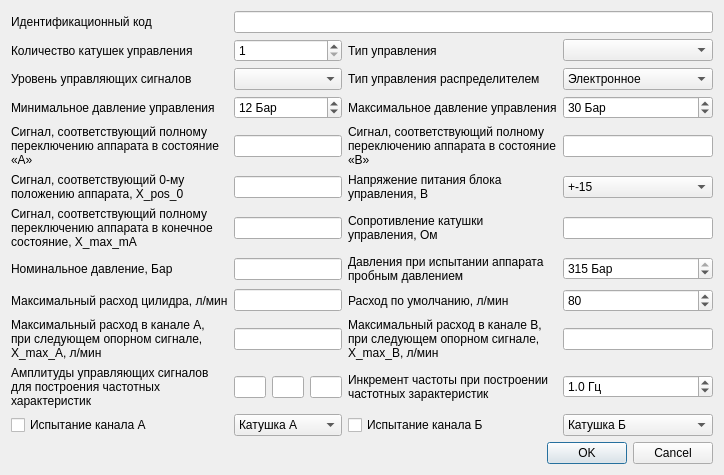
First picture: the form in servo_title_info.ui, repository firef0xff/SSHGS01, before the edit.
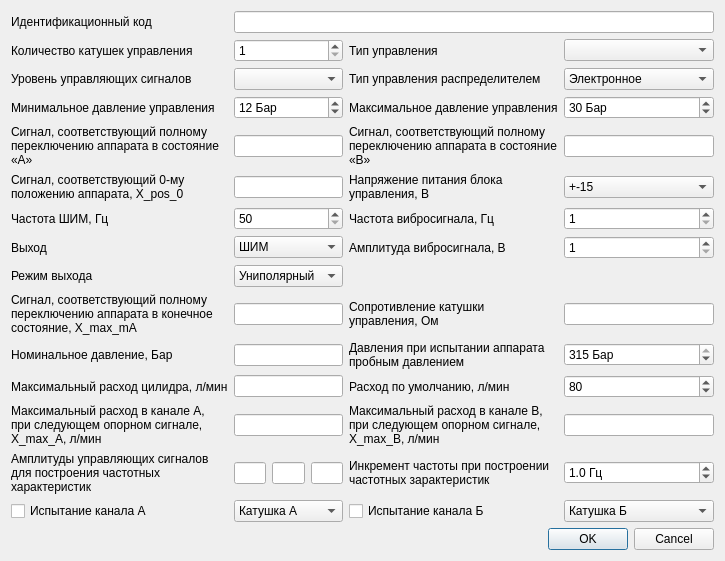
Second picture: the form after the edit.

What changed in the file:
```diff
--- a/servo_title_info.ui
+++ b/servo_title_info.ui
@@ -7,7 +7,7 @@
     <x>0</x>
     <y>0</y>
     <width>657</width>
-    <height>443</height>
+    <height>521</height>
    </rect>
   </property>
   <property name="windowTitle">
@@ -19,64 +19,77 @@
    </property>
    <item>
     <layout class="QGridLayout" name="gridLayout">
-     <item row="11" column="0">
-      <widget class="QCheckBox" name="TestChA">
-       <property name="text">
-        <string>Испытание канала А</string>
-       </property>
-      </widget>
-     </item>
-     <item row="10" column="3">
-      <widget class="QDoubleSpinBox" name="FrequencyInc">
+     <item row="0" column="1" colspan="3">
+      <widget class="QLineEdit" name="SerNo">
        <property name="sizePolicy">
         <sizepolicy hsizetype="Preferred" vsizetype="Fixed">
          <horstretch>0</horstretch>
          <verstretch>0</verstretch>
         </sizepolicy>
        </property>
+       <property name="clearButtonEnabled">
+        <bool>true</bool>
+       </property>
+      </widget>
+     </item>
+     <item row="1" column="2">
+      <widget class="QLabel" name="l_control_type">
+       <property name="text">
+        <string>Тип управления</string>
+       </property>
+      </widget>
+     </item>
+     <item row="1" column="3">
+      <widget class="QComboBox" name="ControlType">
        <property name="maximumSize">
         <size>
          <width>150</width>
          <height>16777215</height>
         </size>
        </property>
-       <property name="toolTip">
-        <string>0,1...20 ГЦ</string>
+       <property name="editable">
+        <bool>false</bool>
        </property>
-       <property name="toolTipDuration">
-        <number>1000</number>
+       <property name="currentIndex">
+        <number>-1</number>
        </property>
-       <property name="prefix">
-        <string/>
-       </property>
-       <property name="suffix">
-        <string> Гц</string>
-       </property>
-       <property name="decimals">
-        <number>1</number>
-       </property>
+       <item>
+        <property name="text">
+         <string>Блок управления</string>
+        </property>
+       </item>
+       <item>
+        <property name="text">
+         <string>Катушками управления</string>
+        </property>
+       </item>
+      </widget>
+     </item>
+     <item row="1" column="1">
+      <widget class="QSpinBox" name="ReelCount">
        <property name="minimum">
-        <double>0.100000000000000</double>
+        <number>1</number>
        </property>
        <property name="maximum">
-        <double>20.000000000000000</double>
+        <number>2</number>
        </property>
-       <property name="singleStep">
-        <double>0.100000000000000</double>
+      </widget>
+     </item>
+     <item row="7" column="0">
+      <widget class="QLabel" name="label_3">
+       <property name="text">
+        <string>Выход</string>
        </property>
-       <property name="value">
-        <double>1.000000000000000</double>
-       </property>
       </widget>
      </item>
-     <item row="11" column="2">
+     <item row="14" column="2">
       <widget class="QCheckBox" name="TestChB">
        <property name="text">
         <string>Испытание канала Б</string>
        </property>
       </widget>
      </item>
-     <item row="11" column="1">
+     <item row="14" column="1">
       <widget class="QComboBox" name="ControlReelChA">
        <item>
         <property name="text">
@@ -90,7 +103,7 @@
        </item>
       </widget>
      </item>
-     <item row="11" column="3">
+     <item row="14" column="3">
       <widget class="QComboBox" name="ControlReelChB">
        <property name="maximumSize">
         <size>
@@ -113,7 +126,7 @@
        </item>
       </widget>
      </item>
-     <item row="6" column="0">
+     <item row="9" column="0">
       <widget class="QLabel" name="l_end_signal">
        <property name="text">
         <string>Сигнал, соответствующий полному
@@ -122,7 +135,7 @@
        </property>
       </widget>
      </item>
-     <item row="10" column="0">
+     <item row="13" column="0">
       <widget class="QLabel" name="l_control_signal_ampl">
        <property name="text">
         <string>Амплитуды управляющих сигналов
@@ -156,7 +169,36 @@
        </property>
       </widget>
      </item>
-     <item row="9" column="0">
+     <item row="14" column="0">
+      <widget class="QCheckBox" name="TestChA">
+       <property name="text">
+        <string>Испытание канала А</string>
+       </property>
+      </widget>
+     </item>
+     <item row="11" column="1">
+      <widget class="QLineEdit" name="MaxExpenditure">
+       <property name="sizePolicy">
+        <sizepolicy hsizetype="Preferred" vsizetype="Fixed">
+         <horstretch>0</horstretch>
+         <verstretch>0</verstretch>
+        </sizepolicy>
+       </property>
+       <property name="toolTip">
+        <string>1...660 л/мин</string>
+       </property>
+       <property name="toolTipDuration">
+        <number>1000</number>
+       </property>
+       <property name="clearButtonEnabled">
+        <bool>true</bool>
+       </property>
+      </widget>
+     </item>
+     <item row="9" column="1">
+      <widget class="QLineEdit" name="EndSgnal"/>
+     </item>
+     <item row="12" column="0">
       <widget class="QLabel" name="l_max_expenditure_a">
        <property name="text">
         <string>Максимальный расход в канале А,
@@ -165,343 +207,116 @@
        </property>
       </widget>
      </item>
-     <item row="8" column="1">
-      <widget class="QLineEdit" name="MaxExpenditure">
+     <item row="13" column="3">
+      <widget class="QDoubleSpinBox" name="FrequencyInc">
        <property name="sizePolicy">
         <sizepolicy hsizetype="Preferred" vsizetype="Fixed">
          <horstretch>0</horstretch>
          <verstretch>0</verstretch>
         </sizepolicy>
        </property>
-       <property name="toolTip">
-        <string>1...660 л/мин</string>
-       </property>
-       <property name="toolTipDuration">
-        <number>1000</number>
-       </property>
-       <property name="clearButtonEnabled">
-        <bool>true</bool>
-       </property>
-      </widget>
-     </item>
-     <item row="6" column="1">
-      <widget class="QLineEdit" name="EndSgnal"/>
-     </item>
-     <item row="10" column="1">
-      <layout class="QGridLayout" name="gridLayout_2">
-       <property name="sizeConstraint">
-        <enum>QLayout::SetFixedSize</enum>
-       </property>
-       <item row="0" column="0">
-        <widget class="QLineEdit" name="ControlSignalAmpl0">
-         <property name="sizePolicy">
-          <sizepolicy hsizetype="Ignored" vsizetype="Fixed">
-           <horstretch>0</horstretch>
-           <verstretch>0</verstretch>
-          </sizepolicy>
-         </property>
-        </widget>
-       </item>
-       <item row="0" column="1">
-        <widget class="QLineEdit" name="ControlSignalAmpl1">
-         <property name="sizePolicy">
-          <sizepolicy hsizetype="Ignored" vsizetype="Fixed">
-           <horstretch>0</horstretch>
-           <verstretch>0</verstretch>
-          </sizepolicy>
-         </property>
-        </widget>
-       </item>
-       <item row="0" column="2">
-        <widget class="QLineEdit" name="ControlSignalAmpl2">
-         <property name="sizePolicy">
-          <sizepolicy hsizetype="Ignored" vsizetype="Fixed">
-           <horstretch>0</horstretch>
-           <verstretch>0</verstretch>
-          </sizepolicy>
-         </property>
-        </widget>
-       </item>
-      </layout>
-     </item>
-     <item row="2" column="3">
-      <widget class="QComboBox" name="RaspredControl">
        <property name="maximumSize">
         <size>
          <width>150</width>
          <height>16777215</height>
         </size>
        </property>
-       <property name="currentIndex">
-        <number>0</number>
-       </property>
-       <item>
-        <property name="text">
-         <string>Электронное</string>
-        </property>
-       </item>
-       <item>
-        <property name="text">
-         <string>Электрогидравлическое</string>
-        </property>
-       </item>
-      </widget>
-     </item>
-     <item row="4" column="2">
-      <widget class="QLabel" name="l_signal_state_b">
-       <property name="text">
-        <string>Сигнал, соответствующий полному
-переключению аппарата в состояние
-«В»</string>
-       </property>
-      </widget>
-     </item>
-     <item row="9" column="3">
-      <widget class="QLineEdit" name="MaxExpenditureB">
-       <property name="sizePolicy">
-        <sizepolicy hsizetype="Preferred" vsizetype="Fixed">
-         <horstretch>0</horstretch>
-         <verstretch>0</verstretch>
-        </sizepolicy>
-       </property>
-       <property name="maximumSize">
-        <size>
-         <width>150</width>
-         <height>16777215</height>
-        </size>
-       </property>
        <property name="toolTip">
-        <string>1...660 л/мин</string>
+        <string>0,1...20 ГЦ</string>
        </property>
        <property name="toolTipDuration">
         <number>1000</number>
        </property>
-       <property name="clearButtonEnabled">
-        <bool>true</bool>
-       </property>
-      </widget>
-     </item>
-     <item row="6" column="3">
-      <widget class="QLineEdit" name="ControlReelResist">
-       <property name="maximumSize">
-        <size>
-         <width>150</width>
-         <height>16777215</height>
-        </size>
-       </property>
-      </widget>
-     </item>
-     <item row="4" column="1">
-      <widget class="QLineEdit" name="SignalStateA">
-       <property name="sizePolicy">
-        <sizepolicy hsizetype="Preferred" vsizetype="Fixed">
-         <horstretch>0</horstretch>
-         <verstretch>0</verstretch>
-        </sizepolicy>
-       </property>
-       <property name="toolTipDuration">
-        <number>1000</number>
-       </property>
-       <property name="text">
+       <property name="prefix">
         <string/>
        </property>
-       <property name="clearButtonEnabled">
-        <bool>true</bool>
+       <property name="suffix">
+        <string> Гц</string>
        </property>
-      </widget>
-     </item>
-     <item row="4" column="0">
-      <widget class="QLabel" name="l_signal_state_a">
-       <property name="text">
-        <string>Сигнал, соответствующий полному
-переключению аппарата в состояние
-«А»</string>
-       </property>
-      </widget>
-     </item>
-     <item row="5" column="2">
-      <widget class="QLabel" name="l_voltage">
-       <property name="text">
-        <string>Напряжение питания блока
-управления, В</string>
-       </property>
-      </widget>
-     </item>
-     <item row="10" column="2">
-      <widget class="QLabel" name="l_frequency_inc">
-       <property name="text">
-        <string>Инкремент частоты при построении
-частотных зарактеристик</string>
-       </property>
-      </widget>
-     </item>
-     <item row="0" column="1" colspan="3">
-      <widget class="QLineEdit" name="SerNo">
-       <property name="sizePolicy">
-        <sizepolicy hsizetype="Preferred" vsizetype="Fixed">
-         <horstretch>0</horstretch>
-         <verstretch>0</verstretch>
-        </sizepolicy>
-       </property>
-       <property name="clearButtonEnabled">
-        <bool>true</bool>
-       </property>
-      </widget>
-     </item>
-     <item row="1" column="2">
-      <widget class="QLabel" name="l_control_type">
-       <property name="text">
-        <string>Тип управления</string>
-       </property>
-      </widget>
-     </item>
-     <item row="1" column="3">
-      <widget class="QComboBox" name="ControlType">
-       <property name="maximumSize">
-        <size>
-         <width>150</width>
-         <height>16777215</height>
-        </size>
-       </property>
-       <property name="editable">
-        <bool>false</bool>
-       </property>
-       <property name="currentIndex">
-        <number>-1</number>
-       </property>
-       <item>
-        <property name="text">
-         <string>Блок управления</string>
-        </property>
-       </item>
-       <item>
-        <property name="text">
-         <string>Катушками управления</string>
-        </property>
-       </item>
-      </widget>
-     </item>
-     <item row="1" column="1">
-      <widget class="QSpinBox" name="ReelCount">
-       <property name="minimum">
+       <property name="decimals">
         <number>1</number>
        </property>
+       <property name="minimum">
+        <double>0.100000000000000</double>
+       </property>
        <property name="maximum">
-        <number>2</number>
+        <double>20.000000000000000</double>
        </property>
-      </widget>
-     </item>
-     <item row="2" column="2">
-      <widget class="QLabel" name="l_raspred_control">
-       <property name="text">
-        <string>Тип управления распределителем</string>
+       <property name="singleStep">
+        <double>0.100000000000000</double>
        </property>
+       <property name="value">
+        <double>1.000000000000000</double>
+       </property>
       </widget>
      </item>
-     <item row="7" column="1">
-      <widget class="QLineEdit" name="PressureNominal">
-       <property name="enabled">
-        <bool>true</bool>
-       </property>
+     <item row="10" column="3">
+      <widget class="QSpinBox" name="PressureTesting">
        <property name="sizePolicy">
         <sizepolicy hsizetype="Preferred" vsizetype="Fixed">
          <horstretch>0</horstretch>
          <verstretch>0</verstretch>
         </sizepolicy>
        </property>
+       <property name="maximumSize">
+        <size>
+         <width>150</width>
+         <height>16777215</height>
+        </size>
+       </property>
        <property name="toolTip">
         <string>10...315 Бар</string>
        </property>
        <property name="toolTipDuration">
         <number>1000</number>
        </property>
-       <property name="clearButtonEnabled">
-        <bool>true</bool>
-       </property>
-      </widget>
-     </item>
-     <item row="2" column="0">
-      <widget class="QLabel" name="l_control_signal">
-       <property name="text">
-        <string>Уровень управляющих сигналов</string>
-       </property>
-      </widget>
-     </item>
-     <item row="7" column="2">
-      <widget class="QLabel" name="l_pressure_testing">
-       <property name="text">
-        <string>Давления при испытании аппарата
-пробным давлением</string>
-       </property>
-      </widget>
-     </item>
-     <item row="5" column="1">
-      <widget class="QLineEdit" name="SignalState0">
-       <property name="sizePolicy">
-        <sizepolicy hsizetype="Preferred" vsizetype="Fixed">
-         <horstretch>0</horstretch>
-         <verstretch>0</verstretch>
-        </sizepolicy>
-       </property>
-       <property name="toolTipDuration">
-        <number>1000</number>
-       </property>
-       <property name="text">
-        <string/>
-       </property>
-       <property name="clearButtonEnabled">
-        <bool>true</bool>
-       </property>
-      </widget>
-     </item>
-     <item row="9" column="1">
-      <widget class="QLineEdit" name="MaxExpenditureA">
-       <property name="sizePolicy">
-        <sizepolicy hsizetype="Preferred" vsizetype="Fixed">
-         <horstretch>0</horstretch>
-         <verstretch>0</verstretch>
-        </sizepolicy>
-       </property>
-       <property name="toolTip">
-        <string>1...660 л/мин</string>
-       </property>
-       <property name="toolTipDuration">
-        <number>1000</number>
-       </property>
-       <property name="clearButtonEnabled">
-        <bool>true</bool>
-       </property>
-      </widget>
-     </item>
-     <item row="3" column="1">
-      <widget class="QSpinBox" name="MinControlPressure">
-       <property name="enabled">
-        <bool>true</bool>
-       </property>
-       <property name="toolTip">
-        <string>1...100 Бар</string>
-       </property>
-       <property name="toolTipDuration">
-        <number>1000</number>
-       </property>
-       <property name="statusTip">
-        <string/>
-       </property>
        <property name="suffix">
         <string> Бар</string>
        </property>
        <property name="minimum">
-        <number>1</number>
+        <number>10</number>
        </property>
        <property name="maximum">
-        <number>100</number>
+        <number>315</number>
        </property>
        <property name="value">
-        <number>12</number>
+        <number>315</number>
        </property>
       </widget>
      </item>
-     <item row="9" column="2">
+     <item row="10" column="0">
+      <widget class="QLabel" name="l_nominal_pressure">
+       <property name="text">
+        <string>Номинальное давление, Бар</string>
+       </property>
+      </widget>
+     </item>
+     <item row="11" column="3">
+      <widget class="QSpinBox" name="DefExpenditure">
+       <property name="maximumSize">
+        <size>
+         <width>150</width>
+         <height>16777215</height>
+        </size>
+       </property>
+       <property name="toolTip">
+        <string>1...660 л/мин</string>
+       </property>
+       <property name="toolTipDuration">
+        <number>1000</number>
+       </property>
+       <property name="minimum">
+        <number>10</number>
+       </property>
+       <property name="maximum">
+        <number>660</number>
+       </property>
+       <property name="value">
+        <number>80</number>
+       </property>
+      </widget>
+     </item>
+     <item row="12" column="2">
       <widget class="QLabel" name="l_max_expenditure_b">
        <property name="text">
         <string>Максимальный расход в канале В,
@@ -510,7 +325,7 @@
        </property>
       </widget>
      </item>
-     <item row="8" column="0">
+     <item row="11" column="0">
       <widget class="QLabel" name="l_max_expenditure">
        <property name="text">
         <string>Максимальный расход цилидра, л/мин</string>
@@ -531,72 +346,6 @@
        </property>
       </widget>
      </item>
-     <item row="7" column="3">
-      <widget class="QSpinBox" name="PressureTesting">
-       <property name="sizePolicy">
-        <sizepolicy hsizetype="Preferred" vsizetype="Fixed">
-         <horstretch>0</horstretch>
-         <verstretch>0</verstretch>
-        </sizepolicy>
-       </property>
-       <property name="maximumSize">
-        <size>
-         <width>150</width>
-         <height>16777215</height>
-        </size>
-       </property>
-       <property name="toolTip">
-        <string>10...315 Бар</string>
-       </property>
-       <property name="toolTipDuration">
-        <number>1000</number>
-       </property>
-       <property name="suffix">
-        <string> Бар</string>
-       </property>
-       <property name="minimum">
-        <number>10</number>
-       </property>
-       <property name="maximum">
-        <number>315</number>
-       </property>
-       <property name="value">
-        <number>315</number>
-       </property>
-      </widget>
-     </item>
-     <item row="7" column="0">
-      <widget class="QLabel" name="l_nominal_pressure">
-       <property name="text">
-        <string>Номинальное давление, Бар</string>
-       </property>
-      </widget>
-     </item>
-     <item row="8" column="3">
-      <widget class="QSpinBox" name="DefExpenditure">
-       <property name="maximumSize">
-        <size>
-         <width>150</width>
-         <height>16777215</height>
-        </size>
-       </property>
-       <property name="toolTip">
-        <string>1...660 л/мин</string>
-       </property>
-       <property name="toolTipDuration">
-        <number>1000</number>
-       </property>
-       <property name="minimum">
-        <number>10</number>
-       </property>
-       <property name="maximum">
-        <number>660</number>
-       </property>
-       <property name="value">
-        <number>80</number>
-       </property>
-      </widget>
-     </item>
      <item row="5" column="0">
       <widget class="QLabel" name="l_signal_state_0">
        <property name="text">
@@ -605,7 +354,7 @@
        </property>
       </widget>
      </item>
-     <item row="6" column="2">
+     <item row="9" column="2">
       <widget class="QLabel" name="l_control_reel_resist">
        <property name="text">
         <string>Сопротивление катушки
@@ -662,7 +411,7 @@
        </item>
       </widget>
      </item>
-     <item row="8" column="2">
+     <item row="11" column="2">
       <widget class="QLabel" name="l_def_expenditure">
        <property name="text">
         <string>Расход по умолчанию, л/мин</string>
@@ -697,6 +446,264 @@
        </item>
       </widget>
      </item>
+     <item row="4" column="1">
+      <widget class="QLineEdit" name="SignalStateA">
+       <property name="sizePolicy">
+        <sizepolicy hsizetype="Preferred" vsizetype="Fixed">
+         <horstretch>0</horstretch>
+         <verstretch>0</verstretch>
+        </sizepolicy>
+       </property>
+       <property name="toolTipDuration">
+        <number>1000</number>
+       </property>
+       <property name="text">
+        <string/>
+       </property>
+       <property name="clearButtonEnabled">
+        <bool>true</bool>
+       </property>
+      </widget>
+     </item>
+     <item row="4" column="0">
+      <widget class="QLabel" name="l_signal_state_a">
+       <property name="text">
+        <string>Сигнал, соответствующий полному
+переключению аппарата в состояние
+«А»</string>
+       </property>
+      </widget>
+     </item>
+     <item row="5" column="2">
+      <widget class="QLabel" name="l_voltage">
+       <property name="text">
+        <string>Напряжение питания блока
+управления, В</string>
+       </property>
+      </widget>
+     </item>
+     <item row="13" column="2">
+      <widget class="QLabel" name="l_frequency_inc">
+       <property name="text">
+        <string>Инкремент частоты при построении
+частотных зарактеристик</string>
+       </property>
+      </widget>
+     </item>
+     <item row="2" column="2">
+      <widget class="QLabel" name="l_raspred_control">
+       <property name="text">
+        <string>Тип управления распределителем</string>
+       </property>
+      </widget>
+     </item>
+     <item row="10" column="1">
+      <widget class="QLineEdit" name="PressureNominal">
+       <property name="enabled">
+        <bool>true</bool>
+       </property>
+       <property name="sizePolicy">
+        <sizepolicy hsizetype="Preferred" vsizetype="Fixed">
+         <horstretch>0</horstretch>
+         <verstretch>0</verstretch>
+        </sizepolicy>
+       </property>
+       <property name="toolTip">
+        <string>10...315 Бар</string>
+       </property>
+       <property name="toolTipDuration">
+        <number>1000</number>
+       </property>
+       <property name="clearButtonEnabled">
+        <bool>true</bool>
+       </property>
+      </widget>
+     </item>
+     <item row="2" column="0">
+      <widget class="QLabel" name="l_control_signal">
+       <property name="text">
+        <string>Уровень управляющих сигналов</string>
+       </property>
+      </widget>
+     </item>
+     <item row="4" column="2">
+      <widget class="QLabel" name="l_signal_state_b">
+       <property name="text">
+        <string>Сигнал, соответствующий полному
+переключению аппарата в состояние
+«В»</string>
+       </property>
+      </widget>
+     </item>
+     <item row="9" column="3">
+      <widget class="QLineEdit" name="ControlReelResist">
+       <property name="maximumSize">
+        <size>
+         <width>150</width>
+         <height>16777215</height>
+        </size>
+       </property>
+      </widget>
+     </item>
+     <item row="10" column="2">
+      <widget class="QLabel" name="l_pressure_testing">
+       <property name="text">
+        <string>Давления при испытании аппарата
+пробным давлением</string>
+       </property>
+      </widget>
+     </item>
+     <item row="5" column="1">
+      <widget class="QLineEdit" name="SignalState0">
+       <property name="sizePolicy">
+        <sizepolicy hsizetype="Preferred" vsizetype="Fixed">
+         <horstretch>0</horstretch>
+         <verstretch>0</verstretch>
+        </sizepolicy>
+       </property>
+       <property name="toolTipDuration">
+        <number>1000</number>
+       </property>
+       <property name="text">
+        <string/>
+       </property>
+       <property name="clearButtonEnabled">
+        <bool>true</bool>
+       </property>
+      </widget>
+     </item>
+     <item row="12" column="1">
+      <widget class="QLineEdit" name="MaxExpenditureA">
+       <property name="sizePolicy">
+        <sizepolicy hsizetype="Preferred" vsizetype="Fixed">
+         <horstretch>0</horstretch>
+         <verstretch>0</verstretch>
+        </sizepolicy>
+       </property>
+       <property name="toolTip">
+        <string>1...660 л/мин</string>
+       </property>
+       <property name="toolTipDuration">
+        <number>1000</number>
+       </property>
+       <property name="clearButtonEnabled">
+        <bool>true</bool>
+       </property>
+      </widget>
+     </item>
+     <item row="3" column="1">
+      <widget class="QSpinBox" name="MinControlPressure">
+       <property name="enabled">
+        <bool>true</bool>
+       </property>
+       <property name="toolTip">
+        <string>1...100 Бар</string>
+       </property>
+       <property name="toolTipDuration">
+        <number>1000</number>
+       </property>
+       <property name="statusTip">
+        <string/>
+       </property>
+       <property name="suffix">
+        <string> Бар</string>
+       </property>
+       <property name="minimum">
+        <number>1</number>
+       </property>
+       <property name="maximum">
+        <number>100</number>
+       </property>
+       <property name="value">
+        <number>12</number>
+       </property>
+      </widget>
+     </item>
+     <item row="12" column="3">
+      <widget class="QLineEdit" name="MaxExpenditureB">
+       <property name="sizePolicy">
+        <sizepolicy hsizetype="Preferred" vsizetype="Fixed">
+         <horstretch>0</horstretch>
+         <verstretch>0</verstretch>
+        </sizepolicy>
+       </property>
+       <property name="maximumSize">
+        <size>
+         <width>150</width>
+         <height>16777215</height>
+        </size>
+       </property>
+       <property name="toolTip">
+        <string>1...660 л/мин</string>
+       </property>
+       <property name="toolTipDuration">
+        <number>1000</number>
+       </property>
+       <property name="clearButtonEnabled">
+        <bool>true</bool>
+       </property>
+      </widget>
+     </item>
+     <item row="13" column="1">
+      <layout class="QGridLayout" name="gridLayout_2">
+       <property name="sizeConstraint">
+        <enum>QLayout::SetFixedSize</enum>
+       </property>
+       <item row="0" column="0">
+        <widget class="QLineEdit" name="ControlSignalAmpl0">
+         <property name="sizePolicy">
+          <sizepolicy hsizetype="Ignored" vsizetype="Fixed">
+           <horstretch>0</horstretch>
+           <verstretch>0</verstretch>
+          </sizepolicy>
+         </property>
+        </widget>
+       </item>
+       <item row="0" column="1">
+        <widget class="QLineEdit" name="ControlSignalAmpl1">
+         <property name="sizePolicy">
+          <sizepolicy hsizetype="Ignored" vsizetype="Fixed">
+           <horstretch>0</horstretch>
+           <verstretch>0</verstretch>
+          </sizepolicy>
+         </property>
+        </widget>
+       </item>
+       <item row="0" column="2">
+        <widget class="QLineEdit" name="ControlSignalAmpl2">
+         <property name="sizePolicy">
+          <sizepolicy hsizetype="Ignored" vsizetype="Fixed">
+           <horstretch>0</horstretch>
+           <verstretch>0</verstretch>
+          </sizepolicy>
+         </property>
+        </widget>
+       </item>
+      </layout>
+     </item>
+     <item row="2" column="3">
+      <widget class="QComboBox" name="RaspredControl">
+       <property name="maximumSize">
+        <size>
+         <width>150</width>
+         <height>16777215</height>
+        </size>
+       </property>
+       <property name="currentIndex">
+        <number>0</number>
+       </property>
+       <item>
+        <property name="text">
+         <string>Электронное</string>
+        </property>
+       </item>
+       <item>
+        <property name="text">
+         <string>Электрогидравлическое</string>
+        </property>
+       </item>
+      </widget>
+     </item>
      <item row="3" column="3">
       <widget class="QSpinBox" name="MaxControlPressure">
        <property name="sizePolicy">
@@ -734,6 +741,107 @@
        </property>
       </widget>
      </item>
+     <item row="6" column="0">
+      <widget class="QLabel" name="label">
+       <property name="text">
+        <string>Частота ШИМ, Гц</string>
+       </property>
+      </widget>
+     </item>
+     <item row="6" column="2">
+      <widget class="QLabel" name="label_2">
+       <property name="text">
+        <string>Частота вибросигнала, Гц</string>
+       </property>
+      </widget>
+     </item>
+     <item row="8" column="0">
+      <widget class="QLabel" name="label_5">
+       <property name="text">
+        <string>Режим выхода</string>
+       </property>
+      </widget>
+     </item>
+     <item row="6" column="1">
+      <widget class="QSpinBox" name="spinBox">
+       <property name="toolTip">
+        <string>50...1000Гц</string>
+       </property>
+       <property name="toolTipDuration">
+        <number>500</number>
+       </property>
+       <property name="minimum">
+        <number>50</number>
+       </property>
+       <property name="maximum">
+        <number>1000</number>
+       </property>
+      </widget>
+     </item>
+     <item row="6" column="3">
+      <widget class="QSpinBox" name="spinBox_2">
+       <property name="toolTip">
+        <string>1...1000 Гц</string>
+       </property>
+       <property name="toolTipDuration">
+        <number>500</number>
+       </property>
+       <property name="minimum">
+        <number>1</number>
+       </property>
+       <property name="maximum">
+        <number>1000</number>
+       </property>
+      </widget>
+     </item>
+     <item row="7" column="2">
+      <widget class="QLabel" name="label_4">
+       <property name="text">
+        <string>Амплитуда вибросигнала, В</string>
+       </property>
+      </widget>
+     </item>
+     <item row="7" column="3">
+      <widget class="QSpinBox" name="spinBox_3">
+       <property name="toolTip">
+        <string>1...30 В.</string>
+       </property>
+       <property name="minimum">
+        <number>1</number>
+       </property>
+       <property name="maximum">
+        <number>30</number>
+       </property>
+      </widget>
+     </item>
+     <item row="7" column="1">
+      <widget class="QComboBox" name="comboBox">
+       <item>
+        <property name="text">
+         <string>ШИМ</string>
+        </property>
+       </item>
+       <item>
+        <property name="text">
+         <string>Сглаженный</string>
+        </property>
+       </item>
+      </widget>
+     </item>
+     <item row="8" column="1">
+      <widget class="QComboBox" name="comboBox_2">
+       <item>
+        <property name="text">
+         <string>Униполярный</string>
+        </property>
+       </item>
+       <item>
+        <property name="text">
+         <string>Биполярный</string>
+        </property>
+       </item>
+      </widget>
+     </item>
     </layout>
    </item>
    <item>
```
